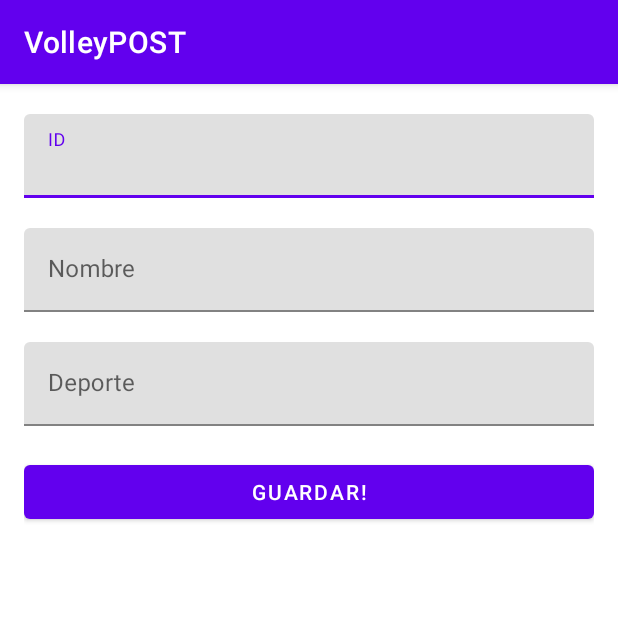
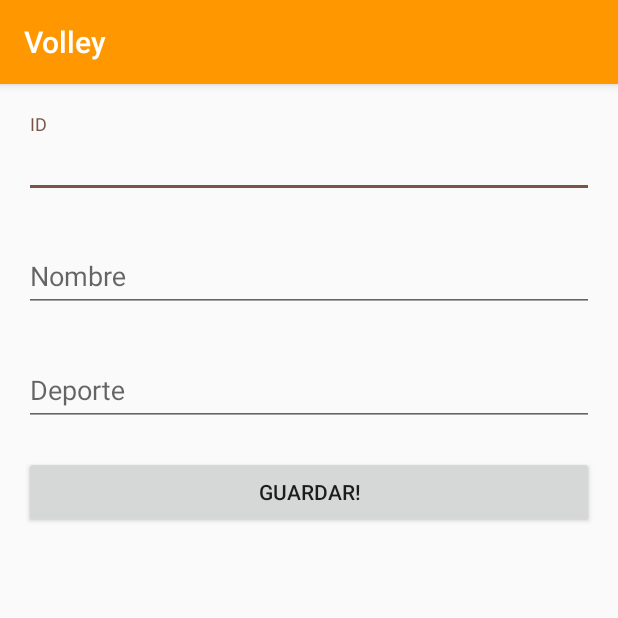
Before and after one commit to xHernanL/VolleyTest, an Android app: the screen it shows after launch (MainActivity), on a phone screen of 412 x 824 dp, the top half of it. Run offline under Robolectric (Android 15) with nearby library versions, the phone set to English and light mode, and no system bars; our stand-ins replace Volley.

Commit message:
Commit 20/03/21

```diff
--- a/app/src/main/res/values-night/themes.xml
+++ b/app/src/main/res/values-night/themes.xml
@@ -1,16 +1,9 @@
 <resources xmlns:tools="http://schemas.android.com/tools">
     <!-- Base application theme. -->
-    <style name="Theme.VolleyPOST" parent="Theme.MaterialComponents.DayNight.DarkActionBar">
-        <!-- Primary brand color. -->
-        <item name="colorPrimary">@color/purple_200</item>
-        <item name="colorPrimaryVariant">@color/purple_700</item>
-        <item name="colorOnPrimary">@color/black</item>
-        <!-- Secondary brand color. -->
-        <item name="colorSecondary">@color/teal_200</item>
-        <item name="colorSecondaryVariant">@color/teal_200</item>
-        <item name="colorOnSecondary">@color/black</item>
-        <!-- Status bar color. -->
-        <item name="android:statusBarColor" tools:targetApi="l">?attr/colorPrimaryVariant</item>
+    <style name="Theme.VolleyPOST" parent="Theme.AppCompat.Light.DarkActionBar">
         <!-- Customize your theme here. -->
+        <item name="colorPrimary">@color/colorPrimary</item>
+        <item name="colorPrimaryDark">@color/colorPrimaryDark</item>
+        <item name="colorAccent">@color/colorAccent</item>
     </style>
 </resources>
--- a/app/src/main/res/values/colors.xml
+++ b/app/src/main/res/values/colors.xml
@@ -1,10 +1,6 @@
 <?xml version="1.0" encoding="utf-8"?>
 <resources>
-    <color name="purple_200">#FFBB86FC</color>
-    <color name="purple_500">#FF6200EE</color>
-    <color name="purple_700">#FF3700B3</color>
-    <color name="teal_200">#FF03DAC5</color>
-    <color name="teal_700">#FF018786</color>
-    <color name="black">#FF000000</color>
-    <color name="white">#FFFFFFFF</color>
+    <color name="colorPrimary">#FF9800</color>
+    <color name="colorPrimaryDark">#F57C00</color>
+    <color name="colorAccent">#795548</color>
 </resources>
--- a/app/src/main/res/values/strings.xml
+++ b/app/src/main/res/values/strings.xml
@@ -1,3 +1,3 @@
 <resources>
-    <string name="app_name">VolleyPOST</string>
+    <string name="app_name">Volley</string>
 </resources>
--- a/app/src/main/res/values/themes.xml
+++ b/app/src/main/res/values/themes.xml
@@ -1,16 +1,9 @@
 <resources xmlns:tools="http://schemas.android.com/tools">
     <!-- Base application theme. -->
-    <style name="Theme.VolleyPOST" parent="Theme.MaterialComponents.DayNight.DarkActionBar">
-        <!-- Primary brand color. -->
-        <item name="colorPrimary">@color/purple_500</item>
-        <item name="colorPrimaryVariant">@color/purple_700</item>
-        <item name="colorOnPrimary">@color/white</item>
-        <!-- Secondary brand color. -->
-        <item name="colorSecondary">@color/teal_200</item>
-        <item name="colorSecondaryVariant">@color/teal_700</item>
-        <item name="colorOnSecondary">@color/black</item>
-        <!-- Status bar color. -->
-        <item name="android:statusBarColor" tools:targetApi="l">?attr/colorPrimaryVariant</item>
+    <style name="Theme.VolleyPOST" parent="Theme.AppCompat.Light.DarkActionBar">
         <!-- Customize your theme here. -->
+        <item name="colorPrimary">@color/colorPrimary</item>
+        <item name="colorPrimaryDark">@color/colorPrimaryDark</item>
+        <item name="colorAccent">@color/colorAccent</item>
     </style>
 </resources>
```
Also changed, not shown: app/src/main/java/com/example/volleypost/MainActivity.java (+25 -22 lines).
